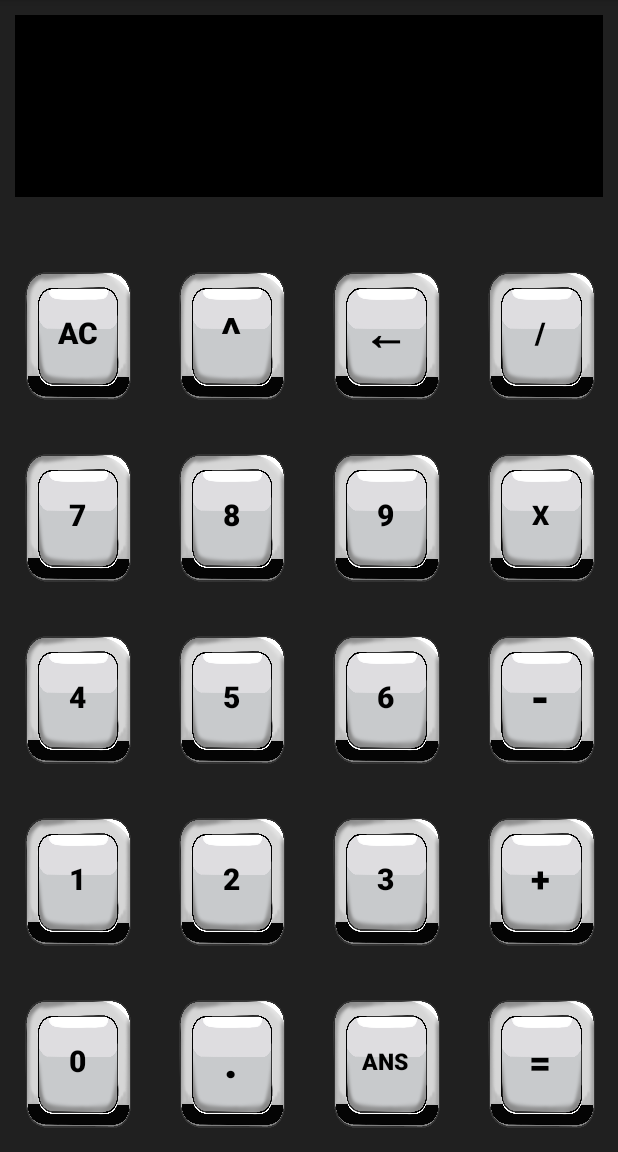
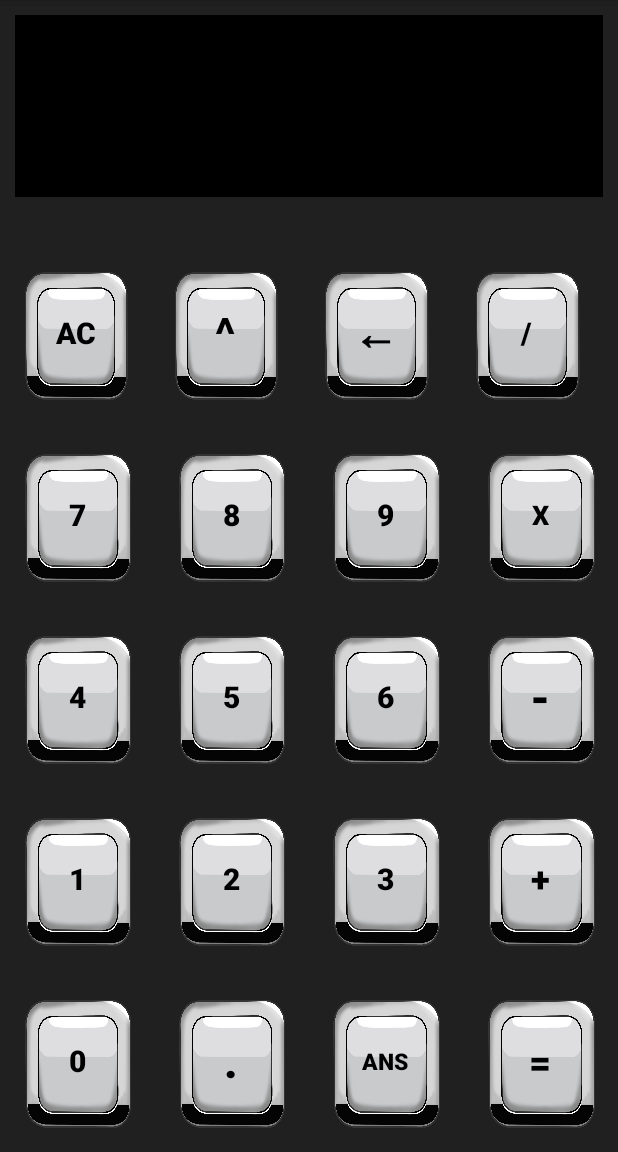
Before and after one commit to manus-bista/HelloWrold, an Android app: the screen it shows after launch (MainActivity), on a phone screen of 412 x 824 dp, the part 84-1236 px from its top. Run offline under Robolectric (Android 15) with nearby library versions, the phone set to English and light mode, and no system bars.

Commit message:
changes in main activity layout

```diff
--- a/app/src/main/res/layout/activity_main.xml
+++ b/app/src/main/res/layout/activity_main.xml
@@ -81,7 +81,18 @@
             android:textColor="@color/black"
             android:textSize="20dp"
             android:textStyle="bold" />
-
+        <Button
+            android:id="@+id/div"
+            android:layout_width="0dp"
+            android:layout_height="match_parent"
+            android:layout_margin="5dp"
+            android:layout_weight="1"
+            android:background="@drawable/ky"
+            android:onClick="ButtonClick"
+            android:text="/"
+            android:textColor="@color/black"
+            android:textSize="20dp"
+            android:textStyle="bold" />
     </LinearLayout>
 
 
```
